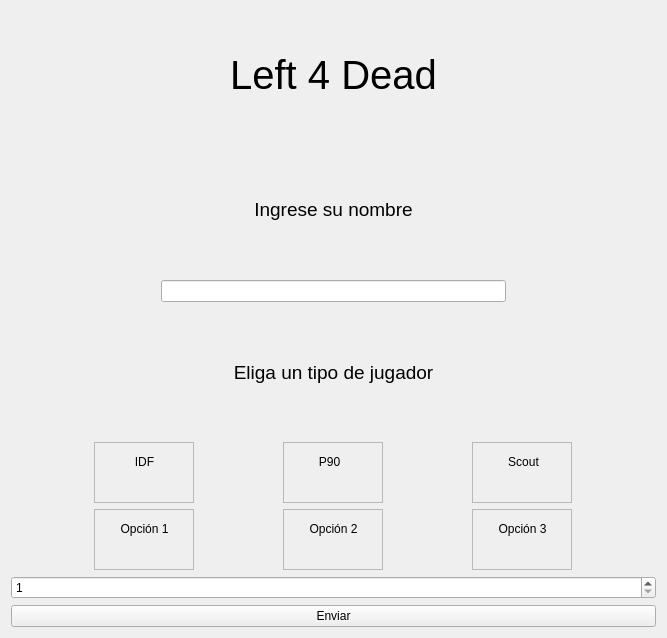
Before: the Qt Designer form qt/Lobby.ui in BMQuiroga/TP-FINAL-TALLER-1, drawn with Qt 5.
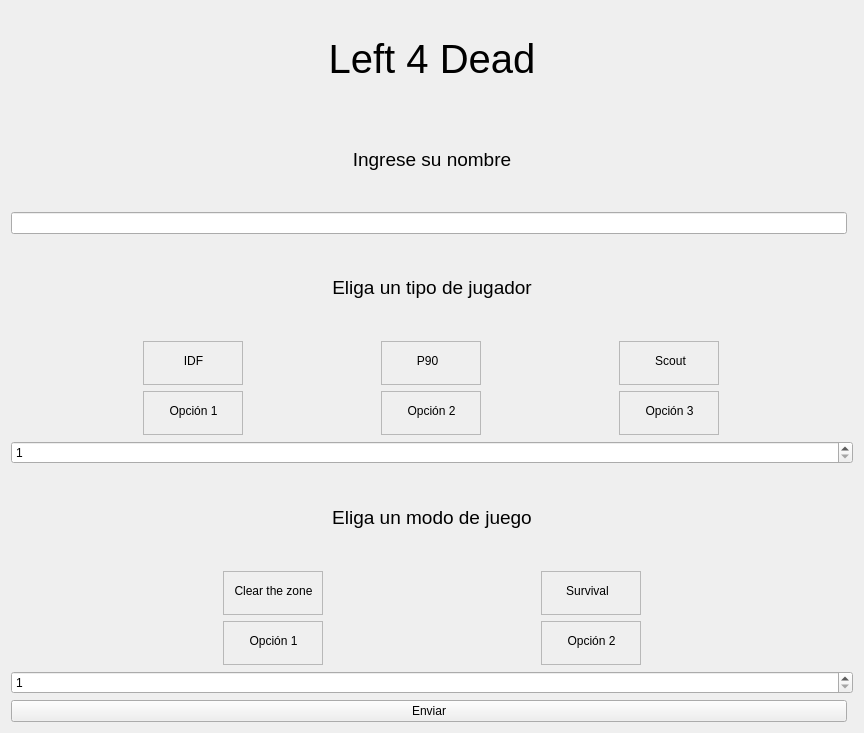
After: the same form once the commit is applied.

Commit message: feat(lobby): Agrego opcion de modo de juego En la primera pantalla al empezar el juego, ahora el cliente tiene que ingresar nombre, tipo de arma y el modo de juego a jugar.

Diff of the .ui file:
```diff
--- a/qt/Lobby.ui
+++ b/qt/Lobby.ui
@@ -6,15 +6,30 @@
    <rect>
     <x>0</x>
     <y>0</y>
-    <width>667</width>
-    <height>638</height>
+    <width>864</width>
+    <height>733</height>
    </rect>
   </property>
   <property name="windowTitle">
    <string>Form</string>
   </property>
   <layout class="QGridLayout" name="gridLayout">
-   <item row="0" column="0">
+   <item row="3" column="0" colspan="2">
+    <widget class="QLabel" name="label_3">
+     <property name="font">
+      <font>
+       <pointsize>14</pointsize>
+      </font>
+     </property>
+     <property name="text">
+      <string>Eliga un tipo de jugador</string>
+     </property>
+     <property name="alignment">
+      <set>Qt::AlignCenter</set>
+     </property>
+    </widget>
+   </item>
+   <item row="0" column="0" colspan="2">
     <widget class="QLabel" name="label_2">
      <property name="font">
       <font>
@@ -29,53 +44,153 @@
      </property>
     </widget>
    </item>
-   <item row="1" column="0">
-    <widget class="QLabel" name="label">
-     <property name="font">
-      <font>
-       <pointsize>14</pointsize>
-      </font>
-     </property>
-     <property name="text">
-      <string>Ingrese su nombre</string>
-     </property>
-     <property name="alignment">
-      <set>Qt::AlignCenter</set>
-     </property>
-    </widget>
-   </item>
    <item row="2" column="0">
-    <layout class="QHBoxLayout" name="horizontalLayout">
-     <property name="leftMargin">
-      <number>150</number>
-     </property>
-     <property name="rightMargin">
-      <number>150</number>
-     </property>
-     <property name="bottomMargin">
-      <number>0</number>
-     </property>
+    <widget class="QLineEdit" name="inputName"/>
+   </item>
+   <item row="7" column="0" colspan="2">
+    <layout class="QVBoxLayout" name="verticalLayout_2">
      <item>
-      <widget class="QLineEdit" name="inputName"/>
+      <layout class="QHBoxLayout" name="horizontalLayout_5">
+       <item>
+        <widget class="QFrame" name="frame_4">
+         <property name="maximumSize">
+          <size>
+           <width>100</width>
+           <height>16777215</height>
+          </size>
+         </property>
+         <property name="styleSheet">
+          <string notr="true"/>
+         </property>
+         <property name="frameShape">
+          <enum>QFrame::StyledPanel</enum>
+         </property>
+         <property name="frameShadow">
+          <enum>QFrame::Raised</enum>
+         </property>
+         <widget class="QLabel" name="label_11">
+          <property name="geometry">
+           <rect>
+            <x>0</x>
+            <y>10</y>
+            <width>101</width>
+            <height>20</height>
+           </rect>
+          </property>
+          <property name="text">
+           <string>Clear the zone</string>
+          </property>
+          <property name="alignment">
+           <set>Qt::AlignCenter</set>
+          </property>
+         </widget>
+        </widget>
+       </item>
+       <item>
+        <widget class="QFrame" name="frame_5">
+         <property name="maximumSize">
+          <size>
+           <width>100</width>
+           <height>16777215</height>
+          </size>
+         </property>
+         <property name="frameShape">
+          <enum>QFrame::StyledPanel</enum>
+         </property>
+         <property name="frameShadow">
+          <enum>QFrame::Raised</enum>
+         </property>
+         <widget class="QLabel" name="label_12">
+          <property name="geometry">
+           <rect>
+            <x>-4</x>
+            <y>10</y>
+            <width>101</width>
+            <height>20</height>
+           </rect>
+          </property>
+          <property name="text">
+           <string>Survival</string>
+          </property>
+          <property name="alignment">
+           <set>Qt::AlignCenter</set>
+          </property>
+         </widget>
+        </widget>
+       </item>
+      </layout>
+     </item>
+     <item>
+      <layout class="QHBoxLayout" name="horizontalLayout_6">
+       <item>
+        <widget class="QFrame" name="player_1_option_2">
+         <property name="maximumSize">
+          <size>
+           <width>100</width>
+           <height>16777215</height>
+          </size>
+         </property>
+         <property name="frameShape">
+          <enum>QFrame::StyledPanel</enum>
+         </property>
+         <property name="frameShadow">
+          <enum>QFrame::Raised</enum>
+         </property>
+         <widget class="QLabel" name="label_14">
+          <property name="geometry">
+           <rect>
+            <x>0</x>
+            <y>10</y>
+            <width>101</width>
+            <height>20</height>
+           </rect>
+          </property>
+          <property name="text">
+           <string>Opción 1</string>
+          </property>
+          <property name="alignment">
+           <set>Qt::AlignCenter</set>
+          </property>
+         </widget>
+        </widget>
+       </item>
+       <item>
+        <widget class="QFrame" name="player_2_option_2">
+         <property name="maximumSize">
+          <size>
+           <width>100</width>
+           <height>16777215</height>
+          </size>
+         </property>
+         <property name="frameShape">
+          <enum>QFrame::StyledPanel</enum>
+         </property>
+         <property name="frameShadow">
+          <enum>QFrame::Raised</enum>
+         </property>
+         <widget class="QLabel" name="label_15">
+          <property name="geometry">
+           <rect>
+            <x>0</x>
+            <y>10</y>
+            <width>101</width>
+            <height>20</height>
+           </rect>
+          </property>
+          <property name="text">
+           <string>Opción 2</string>
+          </property>
+          <property name="alignment">
+           <set>Qt::AlignCenter</set>
+          </property>
+         </widget>
+        </widget>
+       </item>
+      </layout>
      </item>
     </layout>
    </item>
-   <item row="3" column="0">
-    <widget class="QLabel" name="label_3">
-     <property name="font">
-      <font>
-       <pointsize>14</pointsize>
-      </font>
-     </property>
-     <property name="text">
-      <string>Eliga un tipo de jugador</string>
-     </property>
-     <property name="alignment">
-      <set>Qt::AlignCenter</set>
-     </property>
-    </widget>
-   </item>
-   <item row="4" column="0">
+   <item row="4" column="0" colspan="2">
     <layout class="QVBoxLayout" name="verticalLayout">
      <item>
       <layout class="QHBoxLayout" name="horizontalLayout_3">
@@ -282,7 +397,22 @@
      </item>
     </layout>
    </item>
-   <item row="5" column="0">
+   <item row="6" column="0" colspan="2">
+    <widget class="QLabel" name="label_10">
+     <property name="font">
+      <font>
+       <pointsize>14</pointsize>
+      </font>
+     </property>
+     <property name="text">
+      <string>Eliga un modo de juego</string>
+     </property>
+     <property name="alignment">
+      <set>Qt::AlignCenter</set>
+     </property>
+    </widget>
+   </item>
+   <item row="5" column="0" colspan="2">
     <layout class="QHBoxLayout" name="horizontalLayout_2">
      <item>
       <widget class="QSpinBox" name="playerType">
@@ -296,13 +426,42 @@
      </item>
     </layout>
    </item>
-   <item row="6" column="0">
-    <widget class="QPushButton" name="buttonName">
+   <item row="8" column="0" colspan="2">
+    <widget class="QSpinBox" name="gameMode">
+     <property name="minimum">
+      <number>1</number>
+     </property>
+     <property name="maximum">
+      <number>2</number>
+     </property>
+    </widget>
+   </item>
+   <item row="1" column="0" colspan="2">
+    <widget class="QLabel" name="label">
+     <property name="font">
+      <font>
+       <pointsize>14</pointsize>
+      </font>
+     </property>
      <property name="text">
-      <string>Enviar</string>
+      <string>Ingrese su nombre</string>
+     </property>
+     <property name="alignment">
+      <set>Qt::AlignCenter</set>
      </property>
     </widget>
    </item>
+   <item row="9" column="0">
+    <layout class="QHBoxLayout" name="horizontalLayout">
+     <item>
+      <widget class="QPushButton" name="buttonName">
+       <property name="text">
+        <string>Enviar</string>
+       </property>
+      </widget>
+     </item>
+    </layout>
+   </item>
   </layout>
  </widget>
  <resources>
```
The commit also changes 11 other files.
